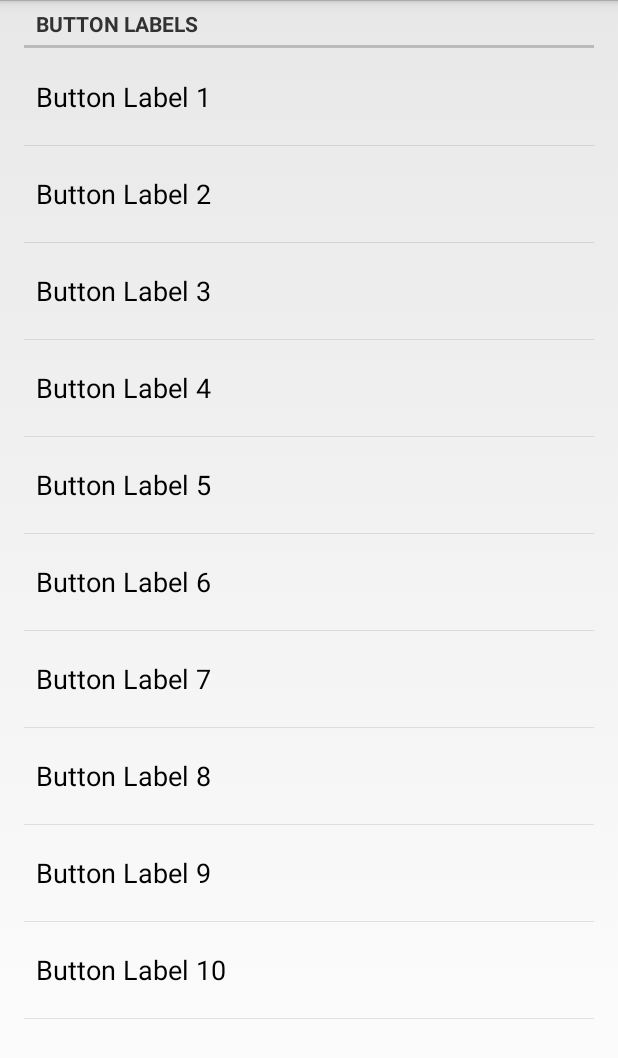
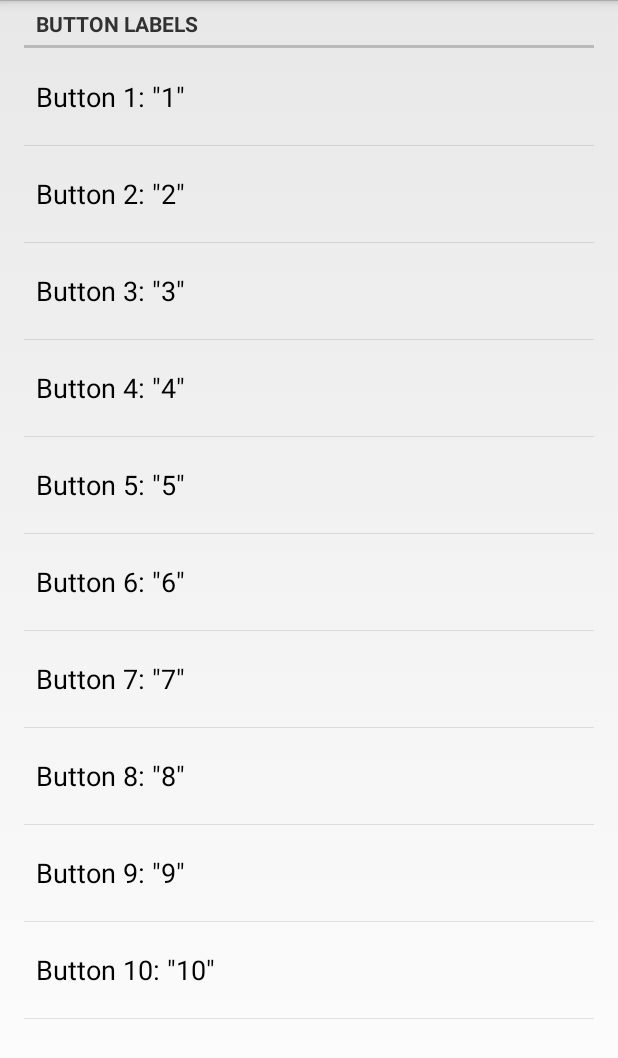
Before and after one commit to Nopx/AndroidTCPClient, an Android app: the screen it shows after launch (SettingsActivity), in the options menu, after a tap on "Button Labels", on a phone screen of 412 x 824 dp. Shown: the top 1058 px of the screen. Run offline under Robolectric (Android 15) with nearby library versions, the phone set to English and light mode, and no system bars.

Commit message:
Added dynamic preference labels and qrcode scanner for connection

```diff
--- a/app/src/main/java/bernie/tcpclient/Preference/SettingsFragment.java
+++ b/app/src/main/java/bernie/tcpclient/Preference/SettingsFragment.java
@@ -1,19 +1,46 @@
 package bernie.tcpclient.Preference;
 
+import android.content.Context;
+import android.content.SharedPreferences;
 import android.os.Bundle;
+import android.preference.Preference;
 import android.preference.PreferenceFragment;
+import android.preference.PreferenceManager;
 
 import bernie.tcpclient.R;
+import bernie.tcpclient.TCPSenderActivity;
 
 
-public class SettingsFragment extends PreferenceFragment {
+public class SettingsFragment extends PreferenceFragment implements SharedPreferences.OnSharedPreferenceChangeListener {
 
 
     @Override
     public void onCreate(Bundle savedInstanceState) {
         super.onCreate(savedInstanceState);
+        addPreferencesFromResource(R.xml.preferences);
+        update();
+    }
+    @Override
+    public void onResume() {
+        super.onResume();
+        getPreferenceScreen().getSharedPreferences().registerOnSharedPreferenceChangeListener(this);
+    }
+    @Override
+    public void onPause() {
+        super.onPause();
+        getPreferenceScreen().getSharedPreferences().unregisterOnSharedPreferenceChangeListener(this);
+    }
+    public void onSharedPreferenceChanged(SharedPreferences sharedPreferences, String key) {
+        update();
+    }
+    public void update() {
+        Context context = getActivity();
+        SharedPreferences sharedPref = PreferenceManager.getDefaultSharedPreferences(context);
+        for(int i = 0; i<10; i++) {
+            String btnlbl = sharedPref.getString("pref_btn" + (i + 1) + "lbl", "");
+            Preference btnPref = (Preference) findPreference("pref_btn" + (i + 1) + "lbl");
+            btnPref.setTitle("Button " + (i + 1) + ": \"" + btnlbl + "\"");
+        }
 
-        addPreferencesFromResource(R.xml.preferences);
     }
-
 }
--- a/app/src/main/java/bernie/tcpclient/TCPSenderActivity.java
+++ b/app/src/main/java/bernie/tcpclient/TCPSenderActivity.java
@@ -1,9 +1,14 @@
 package bernie.tcpclient;
 
 import android.app.Activity;
+import android.app.AlertDialog;
+import android.content.ActivityNotFoundException;
+import android.content.DialogInterface;
 import android.content.Intent;
 import android.content.SharedPreferences;
+import android.net.Uri;
 import android.os.Bundle;
+import android.preference.Preference;
 import android.preference.PreferenceFragment;
 import android.preference.PreferenceManager;
 import android.view.Menu;
@@ -13,16 +18,51 @@ import android.widget.Button;
 import android.widget.TextView;
 
 import bernie.tcpclient.Preference.SettingsActivity;
+import bernie.tcpclient.Preference.SettingsFragment;
 
 
 public class TCPSenderActivity extends Activity {
 
     Client client = new Client();
     private static  final int PORT = 80;
+    private String ADDR = "";
+    private String CODE = "";
+    private final String QRSPLITTER = ":";
+    private final String BARCODEAPPNAME = "com.google.zxing.client.android";
+    private boolean scanSuccess = true;
+    AlertDialog noConnDialog;
+    AlertDialog noScanDialog;
 
     @Override
     protected void onCreate(Bundle savedInstanceState) {
         super.onCreate(savedInstanceState);
+        AlertDialog.Builder builder = new AlertDialog.Builder(TCPSenderActivity.this);
+        builder.setMessage(R.string.noConnDialogText)
+                .setPositiveButton(R.string.ok, new DialogInterface.OnClickListener() {
+                    public void onClick(DialogInterface dialog, int which) {
+                        dialog.dismiss();
+                    }
+                })
+                .setTitle(R.string.noConnDialogTitle);
+        noConnDialog = builder.create();
+        builder.setMessage(R.string.noScanDialogText)
+                .setPositiveButton(R.string.download, new DialogInterface.OnClickListener() {
+                    public void onClick(DialogInterface dialog, int which) {
+                        try {
+                            startActivity(new Intent(Intent.ACTION_VIEW, Uri.parse("market://details?id=" + BARCODEAPPNAME)));
+                        } catch (android.content.ActivityNotFoundException anfe2) {
+                            startActivity(new Intent(Intent.ACTION_VIEW, Uri.parse("https://play.google.com/store/apps/details?id=" + BARCODEAPPNAME)));
+                        }
+                    }
+                })
+                .setNegativeButton(R.string.cancel, new DialogInterface.OnClickListener() {
+                    public void onClick(DialogInterface dialog, int which) {
+                        dialog.dismiss();
+                    }
+                })
+                .setTitle(R.string.noScanDialogTitle);
+        noScanDialog = builder.create();
+
         setContentView(R.layout.activity_tcpsender);
     }
 
@@ -76,13 +116,51 @@ public class TCPSenderActivity extends Activity {
                 msg = ""+10;
                 break;
         }
-        String addr = ((TextView)findViewById(R.id.addrInput)).getText().toString();
+        String addr = ADDR;
         if(addr.length() >=11)
-            client.safeSend(addr,PORT,msg);
+            client.safeSend(addr,PORT,CODE+QRSPLITTER+msg);
+    }
+
+    public void connect(View v){
+        Button b = (Button) v;
+        b.setText("...connecting");
+        b.setEnabled(false);
+        try {
+            scanSuccess = false;
+            Intent intent = new Intent("com.google.zxing.client.android.SCAN");
+            intent.setPackage("com.google.zxing.client.android");
+            intent.putExtra("SCAN_MODE", "QR_CODE_MODE");
+            startActivityForResult(intent, 0);
+            scanSuccess = true;
+        }
+        catch(ActivityNotFoundException anfe){
+            noScanDialog.show();
+        }
+    }
+
+    public void onActivityResult(int requestCode, int resultCode, Intent intent) {
+        if (requestCode == 0) {
+            if (resultCode == RESULT_OK) {
+                String[] contents = intent.getStringExtra("SCAN_RESULT").split(QRSPLITTER);
+                CODE = contents[0];
+                ADDR = contents[1];
+                Button b = (Button)findViewById(R.id.btnConnect);
+                b.setText("Reconnect");
+                if(ADDR.startsWith("No")){
+                    noConnDialog.show();
+                    b.setText("Connect");
+                }
+                b.setEnabled(true);
+            } else if (resultCode == RESULT_CANCELED) {
+                Button b = (Button)findViewById(R.id.btnConnect);
+                b.setText("Connect");
+                b.setEnabled(true);
+            }
+        }
     }
 
     public void init(View view){
-        String addr = ((TextView)findViewById(R.id.addrInput)).getText().toString();
+        String addr = ADDR;
         client = new Client();
         int ret = client.init(addr,PORT);
     }
@@ -123,6 +201,8 @@ public class TCPSenderActivity extends Activity {
         b[8] = (Button)(findViewById(R.id.button9));
         b[9] = (Button)(findViewById(R.id.button10));
 
+
+
         for(int i = 0; i<10; i++){
             b[i].setText(btnlbls[i]);
         }
--- a/app/src/main/res/values/strings.xml
+++ b/app/src/main/res/values/strings.xml
@@ -1,5 +1,7 @@
 <?xml version="1.0" encoding="utf-8"?>
 <resources>
+
+    <string name="qrsplitter">/</string>
 
     <string name="app_name">µ-Remote</string>
     <string name="hello_world">Hello world!</string>
@@ -8,6 +10,7 @@
 
     <string name="ok">OK</string>
     <string name="cancel">Cancel</string>
+    <string name="download">Download</string>
 
     <string name="fillString">Output</string>
     <string name="ip">IP</string>
@@ -28,16 +31,26 @@
     <string name="action_settings">Button Labels</string>
 
     <string name="btnpref_summary"></string>
-    <string name="btnpref_title1">Button Label 1</string>
-    <string name="btnpref_title2">Button Label 2</string>
-    <string name="btnpref_title3">Button Label 3</string>
-    <string name="btnpref_title4">Button Label 4</string>
-    <string name="btnpref_title5">Button Label 5</string>
-    <string name="btnpref_title6">Button Label 6</string>
-    <string name="btnpref_title7">Button Label 7</string>
-    <string name="btnpref_title8">Button Label 8</string>
-    <string name="btnpref_title9">Button Label 9</string>
-    <string name="btnpref_title10">Button Label 10</string>
+    <string name="btnpref_title1">Button 1</string>
+    <string name="btnpref_title2">Button 2</string>
+    <string name="btnpref_title3">Button 3</string>
+    <string name="btnpref_title4">Button 4</string>
+    <string name="btnpref_title5">Button 5</string>
+    <string name="btnpref_title6">Button 6</string>
+    <string name="btnpref_title7">Button 7</string>
+    <string name="btnpref_title8">Button 8</string>
+    <string name="btnpref_title9">Button 9</string>
+    <string name="btnpref_title10">Button 10</string>
+
+    <string name="connect">Connect</string>
+    <string name="connected">Connected</string>
+    <string name="connecting">..Connecting</string>
+
+    <string name="noConnDialogTitle">No Connection</string>
+    <string name="noConnDialogText">Your PC has no connection to the internet. Please press the "reload" button</string>
+    <string name="noScanDialogTitle">No Barcode Scanner</string>
+    <string name="noScanDialogText">You have to download a barcode scanner in order to be able to use this application correctly</string>
+
 
 
 </resources>
```
Also changed, not shown: app/src/main/res/layout/activity_tcpsender.xml (+15 -20 lines).
